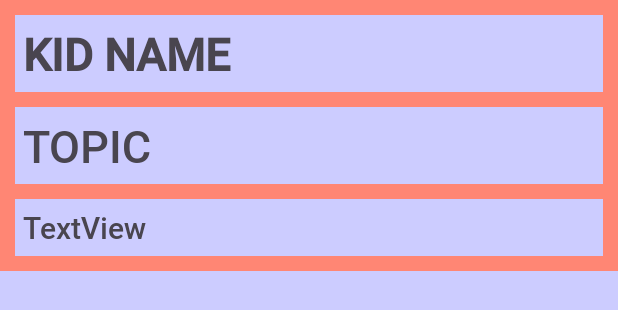
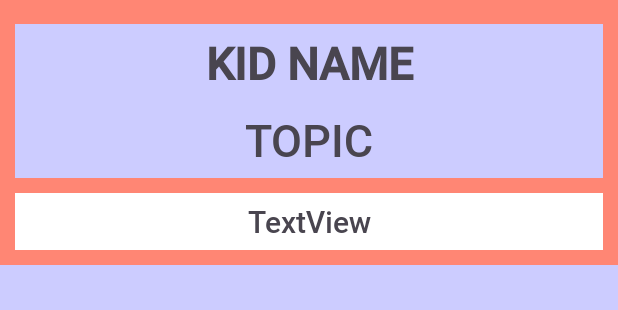
Before and after one commit to pamukcuirem/FinishProject, an Android app: the layout recycler_view_anaylse.xml on its own in the app's theme, with its tools: preview values and no code run, on a phone screen of 412 x 824 dp. Shown: the top 310 px of the screen. Run offline under Robolectric (Android 15) with nearby library versions, the phone set to English and light mode, and no system bars.

Commit message:
Completed Project Without Age Function

```diff
--- a/app/build.gradle.kts
+++ b/app/build.gradle.kts
@@ -84,4 +84,10 @@ dependencies {
 
     implementation ("androidx.fragment:fragment-ktx:1.5.0")
 
+    implementation ("androidx.work:work-runtime-ktx:2.7.1")
+
+    implementation ("com.google.android.exoplayer:exoplayer:2.15.1")
+
+
+
 }
--- a/app/src/main/java/com/irempamukcu/deteppproject/MainActivity.kt
+++ b/app/src/main/java/com/irempamukcu/deteppproject/MainActivity.kt
@@ -13,7 +13,5 @@ class MainActivity : AppCompatActivity() {
         setContentView(R.layout.activity_main)
 
 
-
-
     }
 }
--- a/app/src/main/res/layout/fragment_add_kid.xml
+++ b/app/src/main/res/layout/fragment_add_kid.xml
@@ -107,7 +107,7 @@
             android:layout_marginBottom="10dp"
             android:background="@color/white"
             android:hint="@string/age"
-            android:inputType="text"
+            android:inputType="number"
             android:paddingStart="5dp"
             android:textSize="@dimen/generalTitleSize"
             android:textStyle="italic"
--- a/app/src/main/res/layout/recycler_view_anaylse.xml
+++ b/app/src/main/res/layout/recycler_view_anaylse.xml
@@ -12,9 +12,11 @@
         android:id="@+id/kidNameAnalyseRecyclerView"
         android:layout_width="match_parent"
         android:layout_height="wrap_content"
-        android:layout_margin="10dp"
+        android:layout_marginLeft="10dp"
+        android:layout_marginRight="10dp"
         android:layout_marginTop="16dp"
         android:padding="5dp"
+        android:textAlignment="center"
         android:text="KID NAME"
         android:textSize="@dimen/generalTitleSize"
         android:textStyle="bold"
@@ -27,8 +29,9 @@
         android:id="@+id/topicAnalyseRecyclerView"
         android:layout_width="match_parent"
         android:layout_height="wrap_content"
-        android:layout_margin="10dp"
-        android:layout_marginTop="10dp"
+        android:layout_marginLeft="10dp"
+        android:layout_marginRight="10dp"
+        android:textAlignment="center"
         android:background="@color/light_blue"
         android:padding="5dp"
         android:text="TOPIC"
@@ -45,9 +48,10 @@
         android:layout_marginTop="10dp"
         android:textSize="20sp"
         android:text="TextView"
+        android:textAlignment="center"
         android:layout_margin="10dp"
         android:padding="5dp"
-        android:background="@color/light_blue"
+        android:background="@color/white"
         app:layout_constraintBottom_toBottomOf="parent"
         app:layout_constraintEnd_toEndOf="parent"
         app:layout_constraintStart_toStartOf="parent"
--- a/app/src/main/res/layout/recycler_view_user.xml
+++ b/app/src/main/res/layout/recycler_view_user.xml
@@ -8,6 +8,8 @@
     android:orientation="horizontal"
     android:layout_marginTop="20dp"
     android:background="@color/dark_blue"
+    android:layout_marginRight="10dp"
+    android:layout_marginLeft="10dp"
 >
 
 
--- a/app/src/main/res/layout/recycler_view_video_content.xml
+++ b/app/src/main/res/layout/recycler_view_video_content.xml
@@ -6,6 +6,8 @@
     android:layout_height="wrap_content"
     android:layout_marginBottom="20dp"
     android:layout_marginTop="15dp"
+    android:layout_marginLeft="10dp"
+    android:layout_marginRight="10dp"
     android:background="@color/dark_blue">
 
     <ImageView
--- a/app/src/main/res/values/colors.xml
+++ b/app/src/main/res/values/colors.xml
@@ -8,4 +8,5 @@
     <color name="light_gray">#6D6968</color>
     <color name="light_pink">#FF8674</color>
     <color name="dark_blue">#B0BAEC</color>
+    <color name="lightest_blue">#CAFCFF</color>
 </resources>
--- a/app/src/main/res/values/strings.xml
+++ b/app/src/main/res/values/strings.xml
@@ -2,7 +2,8 @@
     <string name="app_name">Detepp Project</string>
     <string name="welcome_text">Detepp çocuğunuzun gelişimini esas alır.</string>
     <string name="welcome_text2">Uzmanlarca çocuk yaşta keşfedilen ilgi alanlarının bireyin gelişimini etkilediği kanıtlanmıştır. </string>
-    <string name="welcome_title">BEN DETEPP! HOŞ GELDİN...</string>
+    <string name="welcome_title">BEN DETEPP!
+        HOŞ GELDİN…</string>
     <string name="login">GİRİŞ YAP</string>
     <string name="register">KAYIT OL</string>
     <string name="name">AD</string>
```
Also changed, not shown: app/src/main/java/com/irempamukcu/deteppproject/LoggedIn.kt (+4 -5 lines), app/src/main/java/com/irempamukcu/deteppproject/User.kt (+34 -4 lines), app/src/main/java/com/irempamukcu/deteppproject/Video.kt (+25 -6 lines), app/src/main/res/layout/fragment_logged_in.xml (+3 -11 lines).
